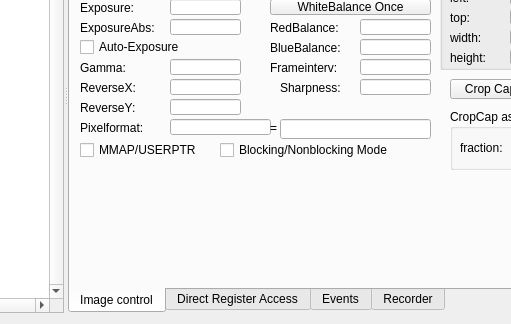
alliedvision/V4L2Viewer, file Source/res/v4l2test.ui: the form before one commit; both pictures show x 370 to 881 and y 496 to 820 of the 1224 by 820 pixel window.
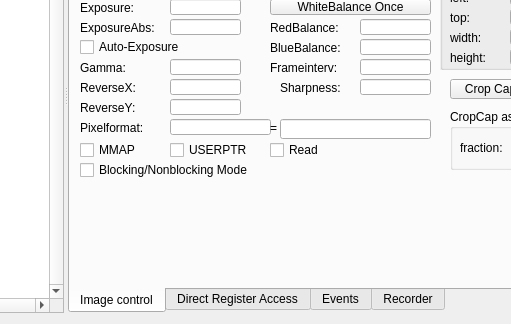
The form after the commit. Icons and pictures are not drawn.

Commit message: 1.30: IO Read added and changed the GUI

Diff of the .ui file:
```diff
--- a/Source/res/v4l2test.ui
+++ b/Source/res/v4l2test.ui
@@ -732,8 +732,8 @@
           </property>
           <property name="geometry">
            <rect>
-            <x>150</x>
-            <y>260</y>
+            <x>10</x>
+            <y>280</y>
             <width>211</width>
             <height>22</height>
            </rect>
@@ -750,12 +750,12 @@
            <rect>
             <x>10</x>
             <y>260</y>
-            <width>131</width>
+            <width>71</width>
             <height>22</height>
            </rect>
           </property>
           <property name="text">
-           <string>MMAP/USERPTR</string>
+           <string>MMAP</string>
           </property>
          </widget>
          <widget class="QLineEdit" name="m_edBrightness">
@@ -1470,6 +1470,38 @@
            <string>Read all values</string>
           </property>
          </widget>
+         <widget class="QCheckBox" name="m_chkUseUSERPTR">
+          <property name="enabled">
+           <bool>true</bool>
+          </property>
+          <property name="geometry">
+           <rect>
+            <x>100</x>
+            <y>260</y>
+            <width>91</width>
+            <height>22</height>
+           </rect>
+          </property>
+          <property name="text">
+           <string>USERPTR</string>
+          </property>
+         </widget>
+         <widget class="QCheckBox" name="m_chkUseRead">
+          <property name="enabled">
+           <bool>true</bool>
+          </property>
+          <property name="geometry">
+           <rect>
+            <x>200</x>
+            <y>260</y>
+            <width>61</width>
+            <height>22</height>
+           </rect>
+          </property>
+          <property name="text">
+           <string>Read</string>
+          </property>
+         </widget>
         </widget>
         <widget class="QWidget" name="m_DirectRegisterAccessTab">
          <attribute name="title">
```
Left out of the diff: 20 changed lines with no effect on the pictures. The commit also changes 7 other files.
